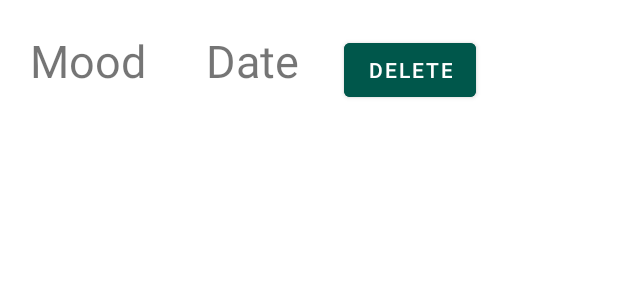
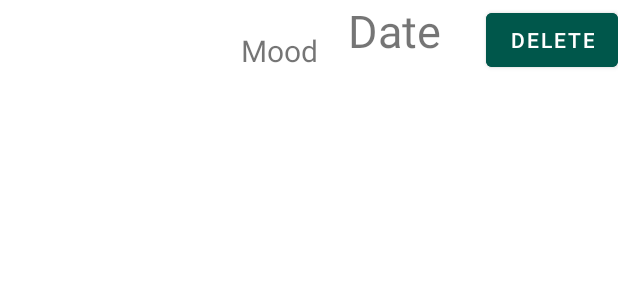
Before and after one commit to CMPUT301F19T26/MoodTracker, an Android app: the layout content.xml on its own in the app's theme, with its tools: preview values and no code run, on a phone screen of 412 x 824 dp. Shown: the top 300 px of the screen. Run offline under Robolectric (Android 15) with nearby library versions, the phone set to English and light mode, and no system bars.

Commit message:
created mood infrastructure, now going to work on view and edit

```diff
--- a/src/app/src/main/java/com/example/moodtracker/model/MoodHistory.java
+++ b/src/app/src/main/java/com/example/moodtracker/model/MoodHistory.java
@@ -14,7 +14,6 @@
 
 package com.example.moodtracker.model;
 
-import android.util.Log;
 import android.widget.ArrayAdapter;
 
 import androidx.annotation.NonNull;
@@ -37,7 +36,6 @@
 import java.util.ArrayList;
 import java.util.Date;
 
-
 public class MoodHistory implements Serializable {
     public interface FirebaseCallback<T> {
         /**
@@ -55,9 +53,8 @@
         void onFailure(@NonNull Exception e);
     }
 
+    private FirebaseFirestore db = FirebaseFirestore.getInstance(); // Access to the db
 
-    private FirebaseFirestore db = FirebaseFirestore.getInstance(); // Access to the db
-    private FirebaseAuth auth = FirebaseAuth.getInstance();
     private String user_id;
     // Todo: Make this private
     public ArrayList<MoodEvent> history = new ArrayList<>();
--- a/src/app/src/main/res/layout/content.xml
+++ b/src/app/src/main/res/layout/content.xml
@@ -1,21 +1,35 @@
 <?xml version="1.0" encoding="utf-8"?>
 <LinearLayout xmlns:android="http://schemas.android.com/apk/res/android"
+    xmlns:app="http://schemas.android.com/apk/res-auto"
     android:orientation="vertical" android:layout_width="match_parent"
     android:layout_height="match_parent">
     <LinearLayout
         android:id="@+id/mood_event_item"
         android:layout_height="wrap_content"
         android:layout_width="match_parent"
-        android:orientation="horizontal">
+        android:orientation="horizontal"
+        >
 
-        <TextView
-            android:id="@+id/event_mood"
+        <ImageView
+            android:id="@+id/icon_image"
+            android:layout_width="0dp"
+            android:layout_height="match_parent"
+            android:layout_weight="1"
+            android:background="#00000000" />
+        <LinearLayout
             android:layout_width="wrap_content"
             android:layout_height="wrap_content"
-            android:padding="20dp"
-            android:text="Mood"
-            android:textSize="30sp">
-        </TextView>
+            android:orientation="vertical">
+
+            <TextView
+                android:id="@+id/event_mood"
+                android:layout_width="match_parent"
+                android:layout_height="wrap_content"
+                android:paddingTop="20dp"
+                android:paddingBottom="20dp"
+                android:text="Mood"
+                android:textSize="20sp"/>
+        </LinearLayout>
 
         <TextView
             android:layout_width="wrap_content"
```
Also changed, not shown: src/app/src/main/java/com/example/moodtracker/adapter/MoodHistoryAdapter.java (+22 -3 lines), src/app/src/main/java/com/example/moodtracker/constants.java (+27 -4 lines), src/app/src/main/java/com/example/moodtracker/model/Mood.java (+19 -35 lines), src/app/src/main/java/com/example/moodtracker/model/mood/Angry.java (added, +17 -0 lines), src/app/src/main/java/com/example/moodtracker/model/mood/Happy.java (added, +17 -0 lines), src/app/src/main/java/com/example/moodtracker/model/mood/Neutral.java (added, +17 -0 lines), src/app/src/main/java/com/example/moodtracker/model/mood/Surprised.java (added, +17 -0 lines), src/app/src/main/java/com/example/moodtracker/view/AddMoodEvent.java (deleted, +0 -18 lines), src/app/src/main/java/com/example/moodtracker/view/mood/AddMoodEventActivity.java (+11 -25 lines), src/app/src/main/java/com/example/moodtracker/view/mood/MoodHistoryActivity.java (+13 -5 lines), src/app/src/main/res/drawable/angry.png (added), src/app/src/main/res/drawable/happy_icon.jpg, src/app/src/main/res/drawable/neutral.jpg (added), src/app/src/main/res/drawable/surprised.jpg (added).
